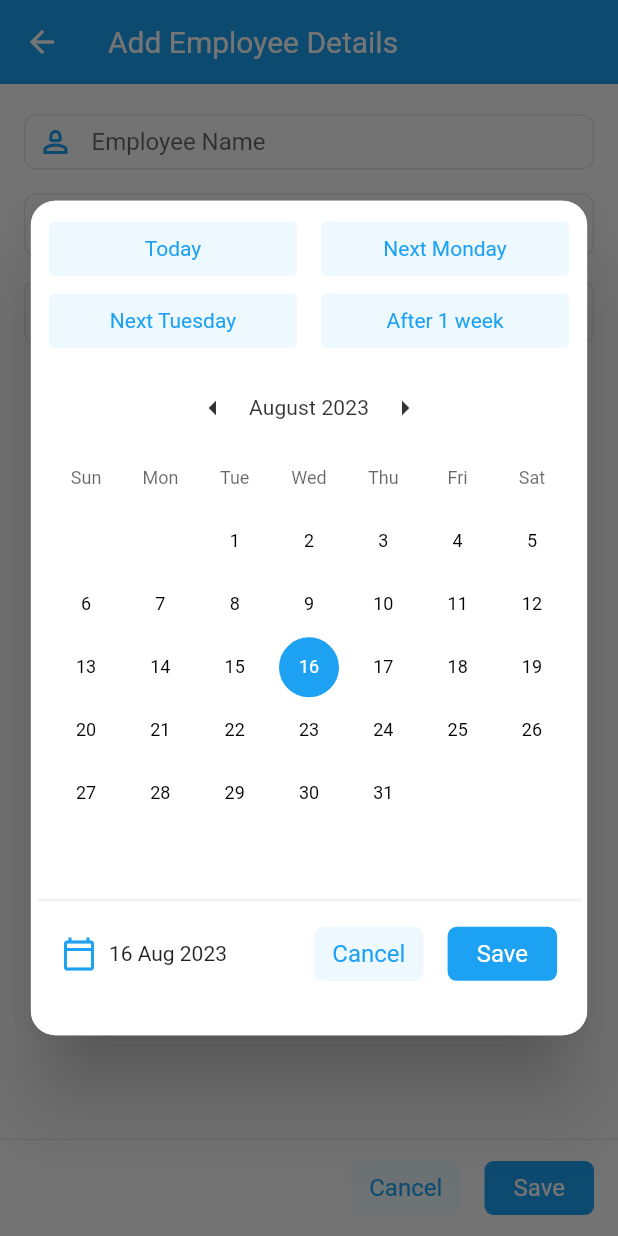
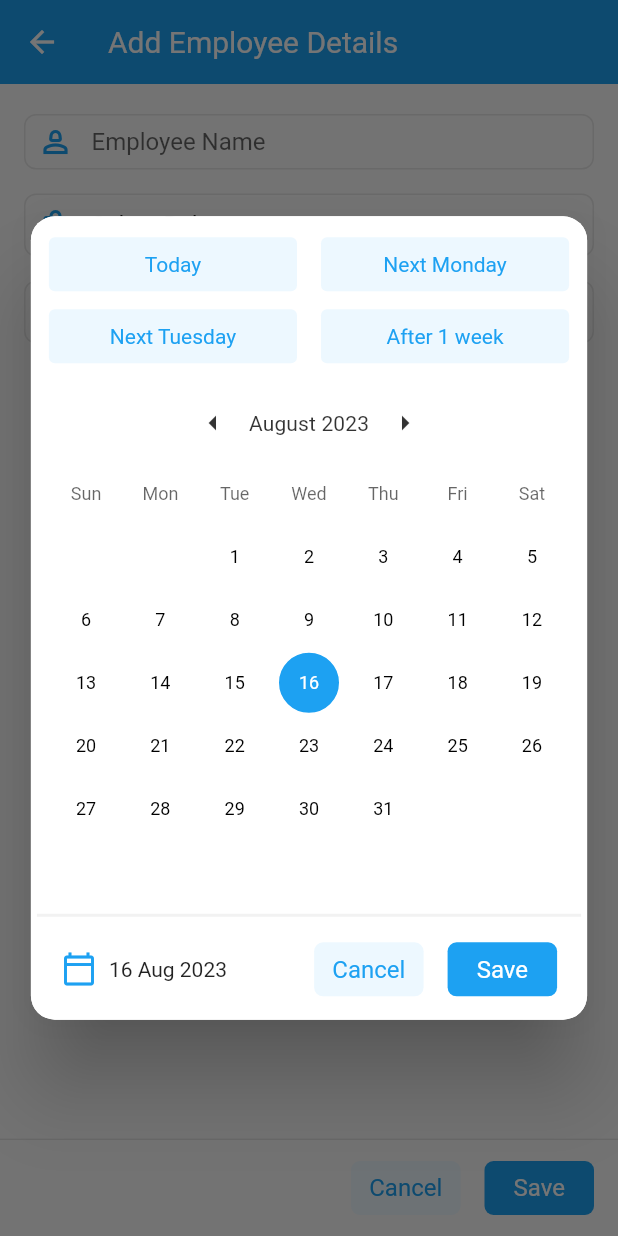
Before and after one commit to Ankan1998/employee-tracker-app, a Flutter app: the AddEditPage screen opened directly, after a tap on "Today", on a phone screen of 412 x 824 dp. Run offline on Flutter 3.47's test engine with Material 2 defaults, Android fonts, the phone set to English and light mode, and no system bars; our stand-ins replace bloc, flutter_bloc, flutter_svg, sqflite; missing offline and left inert: group_list_view; accounts and stored records are empty.

Commit message:
Code updated and Safearea added

```diff
--- a/lib/pages/add_edit_page/add_edit_page.dart
+++ b/lib/pages/add_edit_page/add_edit_page.dart
@@ -65,6 +65,7 @@ class _AddEditPageState extends State<AddEditPage> {
             context.read<BottomModalOptionCubit>().resetCubit();
             return Future.value(true);
           },
+          child: SafeArea(
             child: Scaffold(
                 appBar: AppBar(
                   title: widget.addEditArgumentModel != null ? const Text('Edit Employee Details') : const Text('Add Employee Details'),
@@ -76,6 +77,9 @@ class _AddEditPageState extends State<AddEditPage> {
                             child: InkWell(
                               onTap: () {
                                 context.read<DeleteBloc>().add(DeleteRecordEvent(widget.addEditArgumentModel!.empId));
+                                context.read<StartDateCubit>().resetCubit();
+                                context.read<EndDateCubit>().resetCubit();
+                                context.read<BottomModalOptionCubit>().resetCubit();
                                 Navigator.of(context)
                                     .pushAndRemoveUntil(MaterialPageRoute(builder: (context) => HomePage()), (Route<dynamic> route) => false);
                               },
@@ -176,6 +180,7 @@ class _AddEditPageState extends State<AddEditPage> {
                     )
                   ],
                 )),
+          ),
         );
       },
     );
--- a/lib/pages/add_edit_page/widgets/custom_date_picker_main_modal_widget.dart
+++ b/lib/pages/add_edit_page/widgets/custom_date_picker_main_modal_widget.dart
@@ -66,7 +66,7 @@ void _showDialogPopup(BuildContext context, DateCubit calendarCubit, bool isEndD
         insetPadding: EdgeInsets.zero,
         child: Container(
           width: MediaQuery.of(context).size.width * 0.90,
-          height: isEndDateWidget ? MediaQuery.of(context).size.height * 0.6 : MediaQuery.of(context).size.height * 0.675,
+          height: isEndDateWidget ? MediaQuery.of(context).size.height * 0.6 : MediaQuery.of(context).size.height * 0.65,
           decoration: BoxDecoration(
             borderRadius: BorderRadius.circular(16),
             color: Colors.white,
--- a/lib/pages/add_edit_page/widgets/custom_date_picker_widget.dart
+++ b/lib/pages/add_edit_page/widgets/custom_date_picker_widget.dart
@@ -267,8 +267,9 @@ class _CustomCalendarDatePickerState extends State<CustomCalendarDatePicker> {
     assert(debugCheckHasMaterial(context));
     assert(debugCheckHasMaterialLocalizations(context));
     assert(debugCheckHasDirectionality(context));
-    return Column(
-      mainAxisSize: MainAxisSize.min,
+    return SingleChildScrollView(
+      child: Column(
+        mainAxisSize: MainAxisSize.max,
         children: <Widget>[
           widget.isEndDate
               ? EndDateHeaderWidget(onPressedToday: () {
@@ -333,6 +334,7 @@ class _CustomCalendarDatePickerState extends State<CustomCalendarDatePicker> {
             ),
           )
         ],
+      ),
     );
   }
 }
--- a/lib/pages/home_page/HomePage.dart
+++ b/lib/pages/home_page/HomePage.dart
@@ -25,7 +25,8 @@ class _HomePageState extends State<HomePage> {
 
   @override
   Widget build(BuildContext context) {
-    return Scaffold(
+    return SafeArea(
+      child: Scaffold(
         appBar: AppBar(
           title: const Text('Employee List'),
           elevation: 0,
@@ -187,6 +188,7 @@ class _HomePageState extends State<HomePage> {
           ),
         ),
         floatingActionButtonLocation: FloatingActionButtonLocation.endFloat,
+      ),
     );
   }
 }
```
Also changed, not shown: lib/main.dart (+4 -124 lines). Lines whose indentation alone changed are shown as unchanged.
